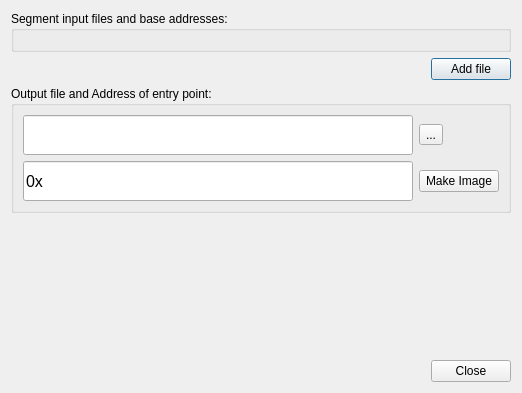
First picture: the form in makeimagedialog.ui, repository hassanibi/espflasher, before the edit.
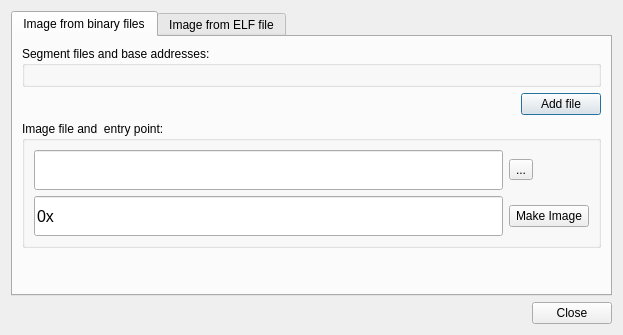
Second picture: the form after the edit. Icons and pictures are not drawn. Custom widgets are drawn as their Qt base class.

What changed in the file:
```diff
--- a/makeimagedialog.ui
+++ b/makeimagedialog.ui
@@ -6,8 +6,8 @@
    <rect>
     <x>0</x>
     <y>0</y>
-    <width>522</width>
-    <height>393</height>
+    <width>623</width>
+    <height>335</height>
    </rect>
   </property>
   <property name="windowTitle">
@@ -17,6 +17,16 @@
    <iconset resource="resource.qrc">
     <normaloff>:/images/res/images/app/48.png</normaloff>:/images/res/images/app/48.png</iconset>
   </property>
+  <layout class="QVBoxLayout" name="verticalLayout_3">
+   <item>
+    <widget class="QTabWidget" name="tabWidget">
+     <property name="currentIndex">
+      <number>0</number>
+     </property>
+     <widget class="QWidget" name="tab">
+      <attribute name="title">
+       <string>Image from binary files</string>
+      </attribute>
   <layout class="QVBoxLayout" name="verticalLayout">
    <item>
     <layout class="QFormLayout" name="formLayout"/>
@@ -24,7 +34,7 @@
    <item>
     <widget class="QGroupBox" name="filesGroup">
      <property name="title">
-      <string>Segment input files and base addresses:</string>
+          <string>Segment files and base addresses:</string>
      </property>
      <layout class="QVBoxLayout" name="verticalLayoutFG"/>
     </widget>
@@ -66,7 +76,7 @@
    <item>
     <widget class="QGroupBox" name="entryPointGroup">
      <property name="title">
-      <string>Output file and Address of entry point:</string>
+          <string>Image file and  entry point:</string>
      </property>
      <layout class="QVBoxLayout" name="verticalLayout_2">
       <item>
@@ -170,6 +180,15 @@
       </size>
      </property>
     </spacer>
+       </item>
+      </layout>
+     </widget>
+     <widget class="QWidget" name="tab_2">
+      <attribute name="title">
+       <string>Image from ELF file</string>
+      </attribute>
+     </widget>
+    </widget>
    </item>
    <item>
     <widget class="QDialogButtonBox" name="buttonBox">
```
Left out of the diff: 3 changed lines with no effect on the pictures. Lines whose indentation alone changed are shown as unchanged.
